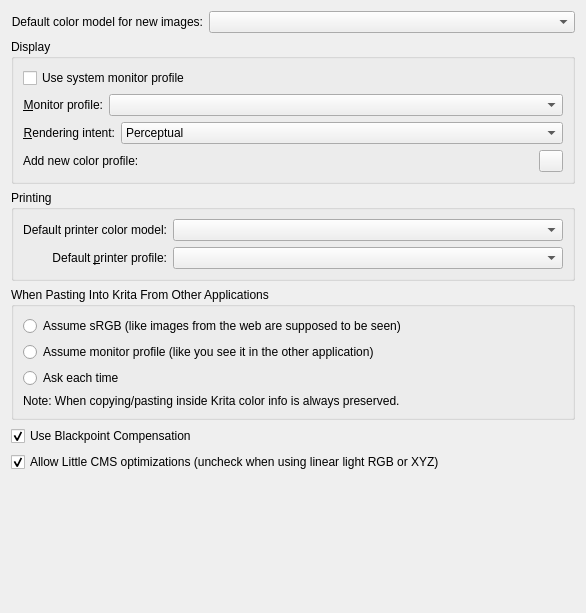
First picture: the form in krita/ui/forms/wdgcolorsettings.ui, repository KDE/krita, before the edit.
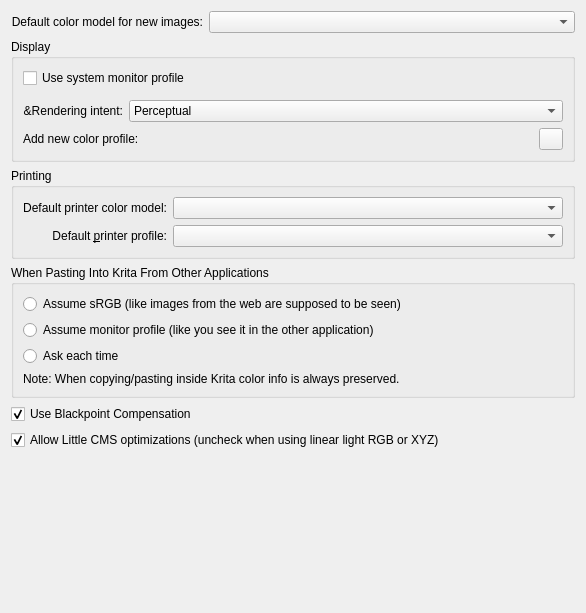
Second picture: the form after the edit. Custom widgets are drawn as their Qt base class.

Commit message:
Fix handling multi-monitor setups
For system-managed displays on Linux, use ColorD to get the
profiles for the monitors.

This makes it possible to select which (color-managed) monitor
belongs to which screen. Krita then fetches the right profile
from the information passed by colord.

For non-managed displays, it's now possible to select different
output profiles for different monitors

BUG:342414

```diff
--- a/krita/ui/forms/wdgcolorsettings.ui
+++ b/krita/ui/forms/wdgcolorsettings.ui
@@ -69,30 +69,7 @@
          <number>0</number>
         </property>
         <item>
-         <widget class="QLabel" name="lblMonitorProfile">
-          <property name="toolTip">
-           <string>The icm profile for your calibrated monitor</string>
-          </property>
-          <property name="text">
-           <string>&amp;Monitor profile:</string>
-          </property>
-          <property name="alignment">
-           <set>Qt::AlignRight|Qt::AlignTrailing|Qt::AlignVCenter</set>
-          </property>
-          <property name="buddy">
-           <cstring>cmbMonitorProfile</cstring>
-          </property>
-         </widget>
-        </item>
-        <item>
-         <widget class="SqueezedComboBox" name="cmbMonitorProfile">
-          <property name="sizePolicy">
-           <sizepolicy hsizetype="Expanding" vsizetype="Fixed">
-            <horstretch>0</horstretch>
-            <verstretch>0</verstretch>
-           </sizepolicy>
-          </property>
-         </widget>
+         <widget class="QWidget" name="monitorprofileholder" native="true"/>
         </item>
        </layout>
       </item>
```
Left out of the diff: 47 changed lines with no effect on the pictures. The commit also changes 26 other files.
